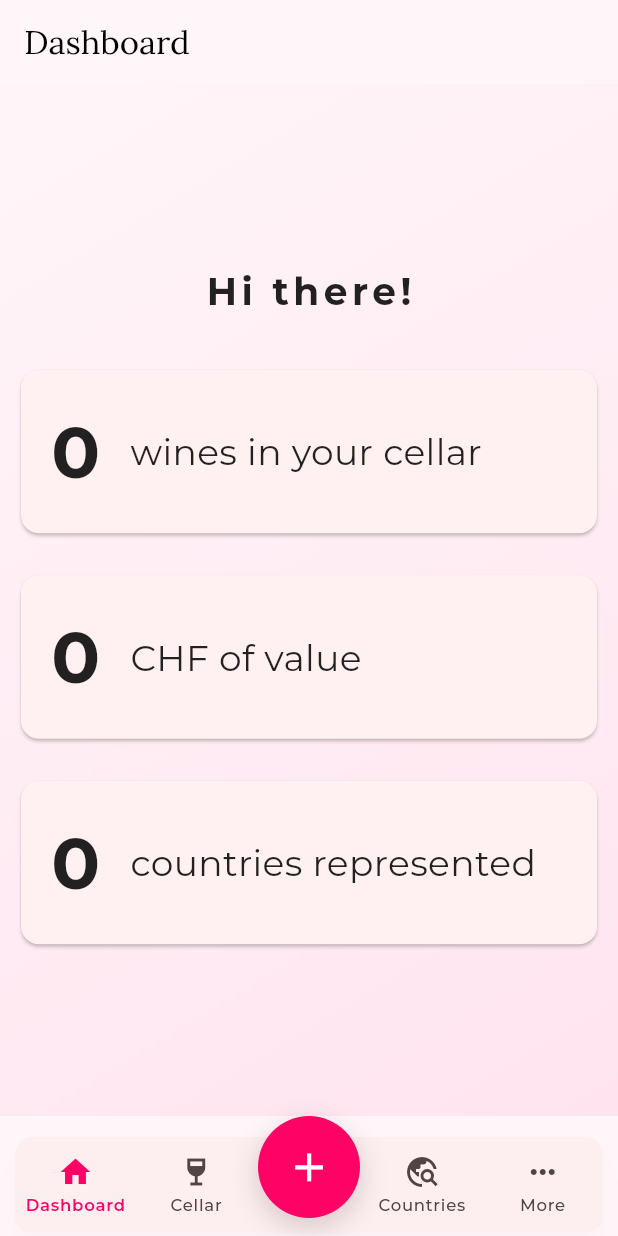
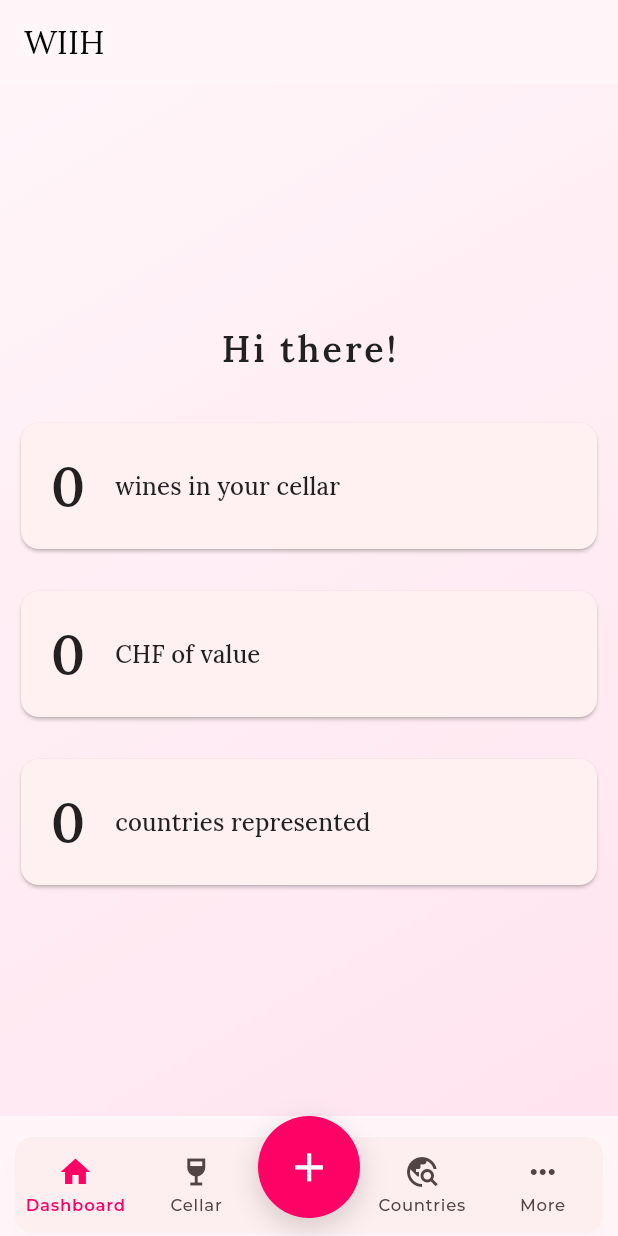
Before and after one commit to Ferrea-96/wiih, a Flutter app: the screen it shows once a user with an empty profile is signed in, on a phone screen of 412 x 824 dp. Run offline on Flutter 3.47's test engine with Material 3 defaults, Android fonts, the phone set to English and light mode, and no system bars; our stand-ins replace cloud_firestore, firebase_auth, firebase_core, firebase_storage, flutter_image_compress, google_fonts and 4 more; missing offline and left inert: firebase_app_check; accounts and stored records are empty.

Commit message:
refactor: update HomePage widget to use context for theming and improve statistics display

```diff
--- a/lib/src/features/home/presentation/pages/home_page.dart
+++ b/lib/src/features/home/presentation/pages/home_page.dart
@@ -22,31 +22,34 @@ class HomePage extends StatelessWidget {
         child: Column(
           mainAxisAlignment: MainAxisAlignment.center,
           children: [
-            welcomeText(),
-            cellarStatistics(),
-            priceStatistics(),
-            countryStatistics(),
+            welcomeText(context),
+            cellarStatistics(context),
+            priceStatistics(context),
+            countryStatistics(context),
           ],
         ),
       ),
     );
   }
 
-  Widget welcomeText() {
+  Widget welcomeText(BuildContext context) {
     final displayName = _resolveDisplayName();
     final greeting =
         displayName == null ? 'Hi there!' : 'Hi there, $displayName!';
+    final theme = Theme.of(context);
     return Padding(
       padding: const EdgeInsets.all(20.0),
       child: Text(
         greeting,
-        style: const TextStyle(
-            fontSize: 25, letterSpacing: 3, fontWeight: FontWeight.bold),
+        style: theme.textTheme.headlineSmall?.copyWith(
+          letterSpacing: 2,
+          fontWeight: FontWeight.w600,
+        ),
       ),
     );
   }
 
-  Widget cellarStatistics() {
+  Widget cellarStatistics(BuildContext context) {
     return Consumer<WineList>(
       builder: (context, wineList, child) {
         final wineCount = calculateSumOfWines(wineList.allWines);
@@ -54,36 +57,39 @@ class HomePage extends StatelessWidget {
           value: '$wineCount',
           label: 'wines in your cellar',
           onTap: onCellarTap,
+          context: context,
         );
       },
     );
   }
 
-  Widget priceStatistics() {
+  Widget priceStatistics(BuildContext context) {
     return Consumer<WineList>(
       builder: (context, wineList, child) {
         final priceCount = calculateSumOfPrices(wineList.allWines);
         return _statisticCard(
           value: '$priceCount',
           label: 'CHF of value',
+          context: context,
         );
       },
     );
   }
 
-  Widget labelStatistics() {
+  Widget labelStatistics(BuildContext context) {
     return Consumer<WineList>(
       builder: (context, wineList, child) {
         final labelCount = wineList.allWines.length;
         return _statisticCard(
           value: '$labelCount',
           label: 'labels tracked',
+          context: context,
         );
       },
     );
   }
 
-  Widget countryStatistics() {
+  Widget countryStatistics(BuildContext context) {
     return Consumer<WineList>(
       builder: (context, wineList, child) {
         final countries = wineList.allWines
@@ -94,6 +100,7 @@ class HomePage extends StatelessWidget {
           value: '${countries.length}',
           label: 'countries represented',
           onTap: onCountriesTap,
+          context: context,
         );
       },
     );
@@ -103,8 +110,10 @@ class HomePage extends StatelessWidget {
     required String value,
     required String label,
     VoidCallback? onTap,
+    required BuildContext context,
   }) {
     final borderRadius = BorderRadius.circular(12);
+    final theme = Theme.of(context);
     return Padding(
       padding: const EdgeInsets.all(10),
       child: Card(
@@ -119,8 +128,9 @@ class HomePage extends StatelessWidget {
               children: [
                 Text(
                   value,
-                  style: const TextStyle(
-                      fontSize: 48, fontWeight: FontWeight.bold),
+                  style: theme.textTheme.displaySmall?.copyWith(
+                    fontWeight: FontWeight.w600,
+                  ),
                 ),
                 const SizedBox(
                   width: 20,
@@ -128,7 +138,9 @@ class HomePage extends StatelessWidget {
                 Expanded(
                   child: Text(
                     label,
-                    style: const TextStyle(fontSize: 24),
+                    style: theme.textTheme.titleMedium?.copyWith(
+                      fontWeight: FontWeight.w500,
+                    ),
                   ),
                 ),
               ],
--- a/lib/src/features/home/presentation/pages/home_shell_page.dart
+++ b/lib/src/features/home/presentation/pages/home_shell_page.dart
@@ -149,7 +149,7 @@ class _MyHomePageState extends State<MyHomePage> {
     return Scaffold(
       backgroundColor: const Color(0xFFFFF6FA),
       appBar: AppBar(
-        title: Text(_navigationItems[_selectedIndex].label),
+        title: const Text('WIIH'),
         centerTitle: false,
         backgroundColor: Colors.transparent,
         surfaceTintColor: Colors.transparent,
```
